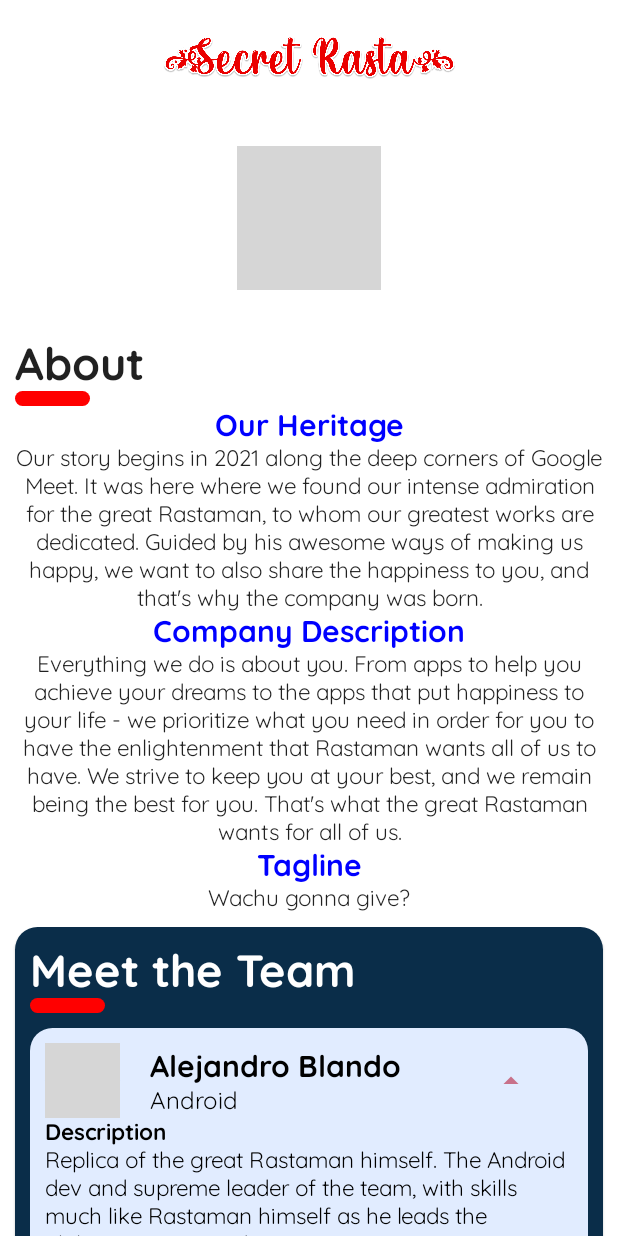
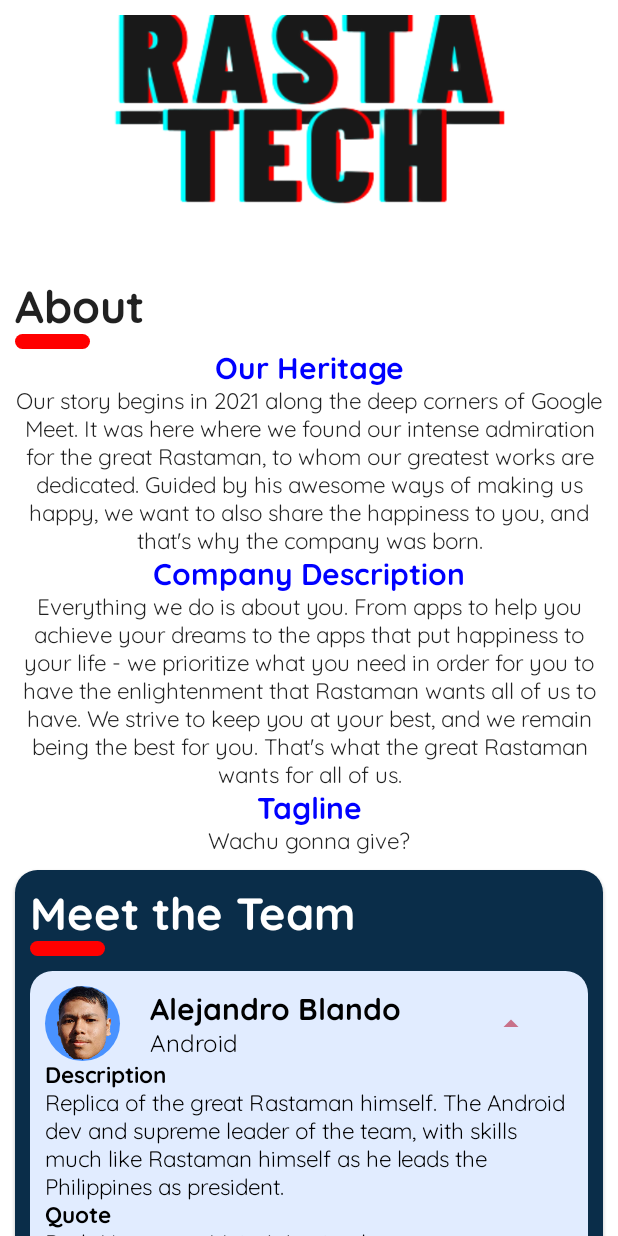
Before and after one commit to Almac2x/Project-Rasta, an Android app built with Jetpack Compose: the composable AboutScreen shown on its own in the app's theme, after a tap on "Alejandro Blando", on a phone screen of 412 x 824 dp. Run offline under Robolectric (Android 15) with nearby library versions, the phone set to English and light mode, and no system bars; 1 statement that could not run was skipped; grey boxes are pictures that could not be loaded.

Commit message:
added some change with About SCREEN

```diff
--- a/app/src/main/java/com/rastatech/projectrasta/features/main/presentation/screens/bottom_bar/about/AboutScreen.kt
+++ b/app/src/main/java/com/rastatech/projectrasta/features/main/presentation/screens/bottom_bar/about/AboutScreen.kt
@@ -17,6 +17,7 @@ import androidx.compose.ui.draw.alpha
 import androidx.compose.ui.draw.rotate
 import androidx.compose.ui.draw.scale
 import androidx.compose.ui.graphics.Color
+import androidx.compose.ui.layout.ContentScale
 import androidx.compose.ui.res.painterResource
 import androidx.compose.ui.text.font.FontWeight
 import androidx.compose.ui.text.style.TextAlign
@@ -48,18 +49,24 @@ fun AboutScreen() {
         horizontalAlignment = Alignment.CenterHorizontally
     ) {
         // Secret Rasta Text
-        Image(
+        /*Image(
             painter = painterResource(id = R.drawable.title),
             contentDescription = "Logo",
             modifier = Modifier.scale(0.5f)
-        )
+        )*/
 
-        // Rasta Tech Image
-        Image(
-            modifier = Modifier.padding(30.dp),
-            painter = painterResource(id = R.drawable.rasta_tech),
-            contentDescription = "Company",
-        )
+        Surface(modifier = Modifier.fillMaxWidth().height(175.dp), color = Color.White) {
+            // Rasta Tech Image
+            Image(
+                modifier = Modifier
+                    .padding(bottom = 5.dp)
+                    .fillMaxWidth()
+                    .fillMaxHeight(),
+                painter = painterResource(id = R.drawable.rasta_tech),
+                contentDescription = "Company", contentScale = ContentScale.Crop
+            )
+        }
+
 
         // About
         Text(
@@ -166,7 +173,7 @@ fun AboutScreen() {
                                 "The Android dev and supreme leader of the team, with skills much " +
                                 "like Rastaman himself as he leads the Philippines as president.",
                         quotes = "Push Na yan sa Main, Warning lang naman",
-                        imageID = R.drawable.blando
+                        imageID = R.drawable.me
                     )
 
                     Spacer(modifier = Modifier.height(10.dp))
@@ -178,7 +185,7 @@ fun AboutScreen() {
                                 "Just like Rastaman, he has the skills of both halves: the great " +
                                 "coding skills of a human and the nonstop coding capability of a zombie.",
                         quotes = "Anong branch branch, sa main agad",
-                        imageID = R.drawable.lloyd
+                        imageID = R.drawable.boss
                     )
 
                     Spacer(modifier = Modifier.height(10.dp))
@@ -203,7 +210,7 @@ fun AboutScreen() {
                                 "he is still a trainee, he is also really pogi, more pogi than " +
                                 "the great Rastaman.",
                         quotes = "Anong review review?",
-                        imageID = R.drawable.neil
+                        imageID = R.drawable.cto
                     )
 
                     Spacer(modifier = Modifier.height(10.dp))
@@ -215,7 +222,7 @@ fun AboutScreen() {
                                 "He acquires a great buff in coding in java spring in the presence " +
                                 "of his master, much as he is enlightened by Rastaman himself.",
                         quotes = "\"While there's a code, there are bugs",
-                        imageID = R.drawable.philip
+                        imageID = R.drawable.calape
                     )
                 }
             }
```
Also changed, not shown: app/src/main/res/drawable/boss.png (added), app/src/main/res/drawable/calape.png (added), app/src/main/res/drawable/cto.png (added), app/src/main/res/drawable/kin.png (added), app/src/main/res/drawable/me.png (added), app/src/main/res/drawable/rasta_tech.png (added), 2 other files.
